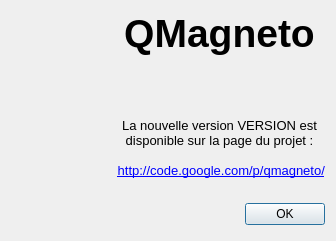
Above: ui/newversion.ui from jlbrd/qmagneto before the change. Below: the same form after it.
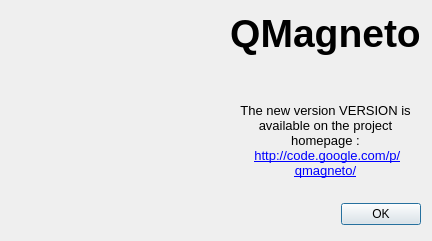
That is the form after the change. Icons and pictures are not drawn.

The edit to the form file:
```diff
--- a/ui/newversion.ui
+++ b/ui/newversion.ui
@@ -5,7 +5,7 @@
    <rect>
     <x>0</x>
     <y>0</y>
-    <width>336</width>
+    <width>432</width>
     <height>241</height>
    </rect>
   </property>
@@ -93,7 +93,7 @@
        <item>
         <widget class="QLabel" name="label_2" >
          <property name="text" >
-          <string>&lt;html>&lt;head>&lt;meta name="qrichtext" content="1" />&lt;style type="text/css">
+          <string>&lt;html>&lt;head>&lt;meta name="qrichtext" content="1" />&lt;style kind="text/css">
 p, li { white-space: pre-wrap; }
 &lt;/style>&lt;/head>&lt;body style=" font-family:'Sans Serif'; font-size:9pt; font-weight:400; font-style:normal;">
 &lt;p style=" margin-top:0px; margin-bottom:0px; margin-left:0px; margin-right:0px; -qt-block-indent:0; text-indent:0px; font-family:'MS Shell Dlg 2'; font-size:8pt;">&lt;span style=" font-size:29pt; font-weight:600;">QMagneto&lt;/span>&lt;/p>&lt;/body>&lt;/html></string>
@@ -125,11 +125,10 @@
           <string>&lt;!DOCTYPE HTML PUBLIC "-//W3C//DTD HTML 4.0//EN" "http://www.w3.org/TR/REC-html40/strict.dtd">
 &lt;html>&lt;head>&lt;meta name="qrichtext" content="1" />&lt;title>QMagneto&lt;/title>&lt;style type="text/css">
 p, li { white-space: pre-wrap; }
-&lt;/style>&lt;/head>&lt;body style=" font-family:'MS Shell Dlg 2'; font-size:8.25pt; font-weight:400; font-style:normal;">
-&lt;p style=" margin-top:0px; margin-bottom:0px; margin-left:0px; margin-right:0px; -qt-block-indent:0; text-indent:0px; font-size:8pt;">&lt;span style=" font-size:10pt;">La nouvelle version VERSION est disponible sur la page du projet :&lt;/span>&lt;/p>
-&lt;p style="-qt-paragraph-type:empty; margin-top:0px; margin-bottom:0px; margin-left:0px; margin-right:0px; -qt-block-indent:0; text-indent:0px; font-size:10pt;">&lt;/p>
-&lt;p style=" margin-top:0px; margin-bottom:0px; margin-left:0px; margin-right:0px; -qt-block-indent:0; text-indent:0px; font-size:10pt;">&lt;span style=" color:#000000;"> &lt;/span>&lt;a href="http://code.google.com/p/qmagneto/">&lt;span style=" text-decoration: underline; color:#0000ff;">http://code.google.com/p/qmagneto/&lt;/span>&lt;/a>&lt;/p>
-&lt;p style="-qt-paragraph-type:empty; margin-top:0px; margin-bottom:0px; margin-left:0px; margin-right:0px; -qt-block-indent:0; text-indent:0px; font-size:10pt; text-decoration: underline; color:#0000ff;">&lt;/p>&lt;/body>&lt;/html></string>
+&lt;/style>&lt;/head>&lt;body style=" font-family:'Sans Serif'; font-size:9pt; font-weight:400; font-style:normal;">
+&lt;p style=" margin-top:0px; margin-bottom:0px; margin-left:0px; margin-right:0px; -qt-block-indent:0; text-indent:0px; font-family:'MS Shell Dlg 2'; font-size:8pt;">&lt;span style=" font-size:10pt;">The new version VERSION is available on the project homepage :&lt;/span>&lt;/p>
+&lt;p style=" margin-top:0px; margin-bottom:0px; margin-left:0px; margin-right:0px; -qt-block-indent:0; text-indent:0px; font-family:'MS Shell Dlg 2'; font-size:10pt;">&lt;span style=" color:#000000;"> &lt;/span>&lt;a href="http://code.google.com/p/qmagneto/">&lt;span style=" text-decoration: underline; color:#0000ff;">http://code.google.com/p/qmagneto/&lt;/span>&lt;/a>&lt;/p>
+&lt;p style="-qt-paragraph-type:empty; margin-top:0px; margin-bottom:0px; margin-left:0px; margin-right:0px; -qt-block-indent:0; text-indent:0px; font-family:'MS Shell Dlg 2'; font-size:10pt; text-decoration: underline; color:#0000ff;">&lt;/p>&lt;/body>&lt;/html></string>
          </property>
          <property name="alignment" >
           <set>Qt::AlignCenter</set>
```
Left out of the diff: 16 changed lines with no effect on the pictures.
